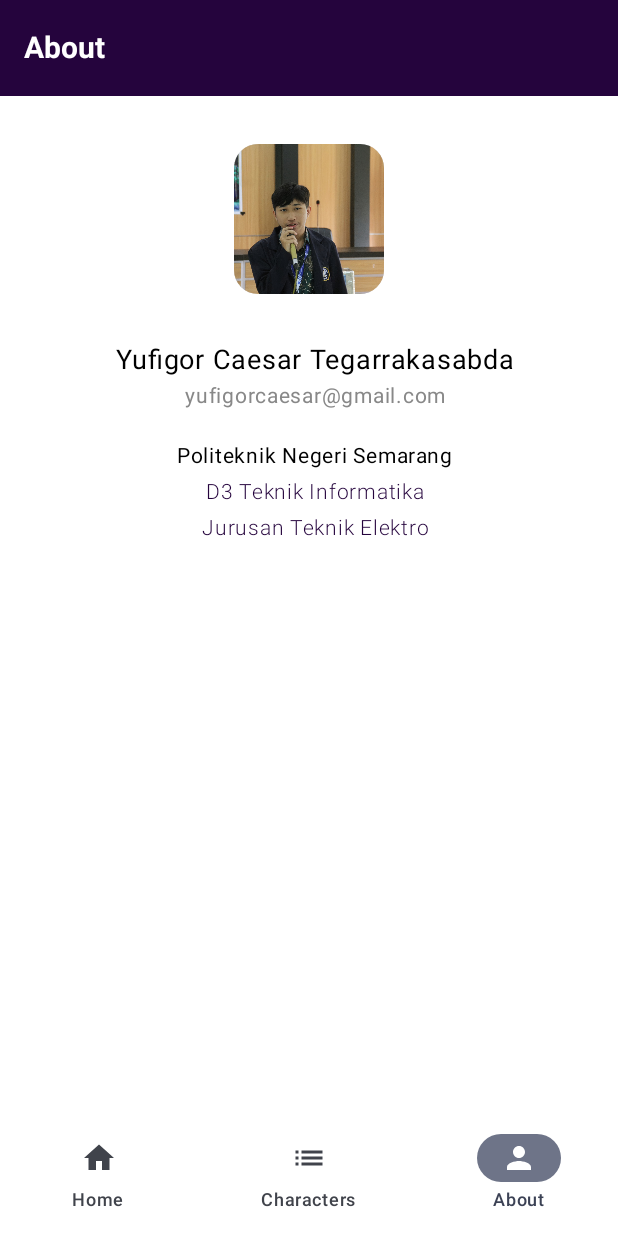
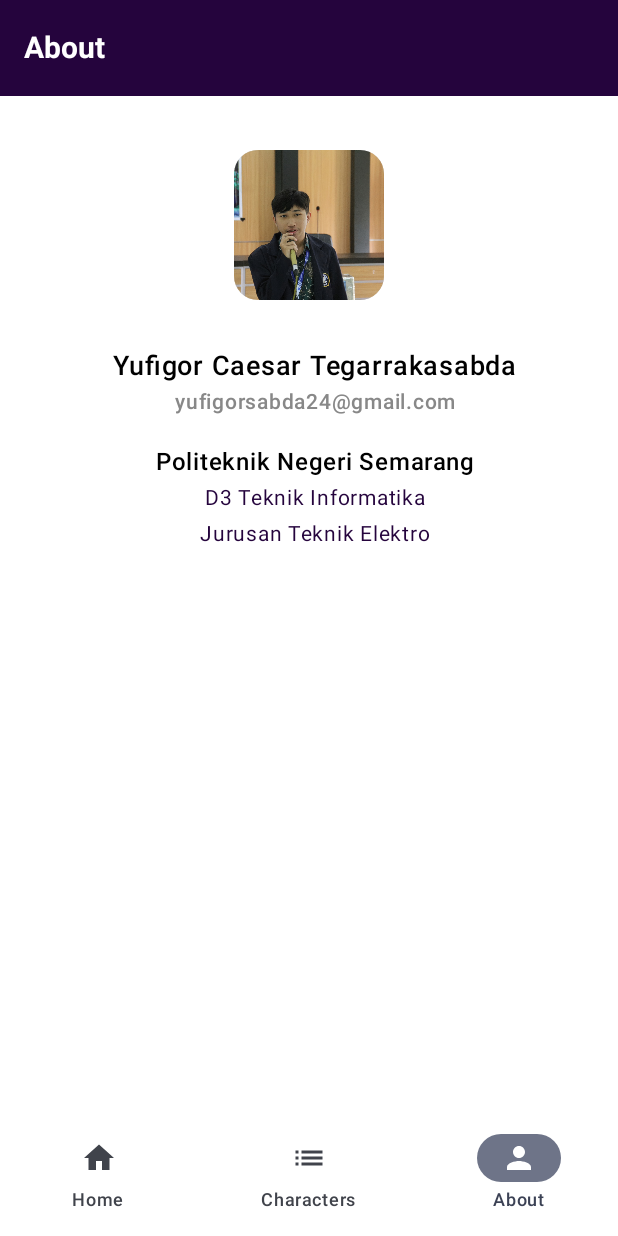
Before and after one commit to YufigorSabda/AnimeList, an Android app built with Jetpack Compose: the screen it shows after launch (MainActivity), item 3 of the bottom bar chosen, on a phone screen of 412 x 824 dp. Run offline under Robolectric (Android 15) with nearby library versions, the phone set to English and light mode, and no system bars.

```diff
--- a/app/src/main/java/com/example/tugasfigor/ui/pages/AboutPage.kt
+++ b/app/src/main/java/com/example/tugasfigor/ui/pages/AboutPage.kt
@@ -31,7 +31,7 @@ fun AboutPage(modifier: Modifier = Modifier) {
         modifier = modifier
             .fillMaxSize()
             .background(Color.White)
-            .padding(16.dp)
+            .padding(20.dp)
             .verticalScroll(scrollState),
         horizontalAlignment = Alignment.CenterHorizontally
     ) {
@@ -42,7 +42,7 @@ fun AboutPage(modifier: Modifier = Modifier) {
             verticalAlignment = Alignment.CenterVertically,
             horizontalArrangement = Arrangement.Center
         ) {
-            BoxImage(R.drawable.profile, "Foto Profil", size = 200.dp)
+            BoxImage(R.drawable.profile, "Foto Profil", size = 400.dp)
         }
 
         Spacer(modifier = Modifier.height(16.dp))
@@ -54,27 +54,31 @@ fun AboutPage(modifier: Modifier = Modifier) {
         ) {
             CustomText(
                 text = "Yufigor Caesar Tegarrakasabda",
-                fontSize = 18.sp
+                fontSize = 18.sp,
+                fontWeight = FontWeight.SemiBold
             )
             CustomText(
-                text = "yufigorcaesar@gmail.com",
+                text = "yufigorsabda24@gmail.com",
                 color = Color.Gray,
-                fontWeight = FontWeight.Normal
+                fontWeight = FontWeight.SemiBold
             )
             Spacer(modifier = Modifier.height(16.dp))
             CustomText(
                 text = "Politeknik Negeri Semarang",
-                color = Color.Black
+                fontSize = 16.sp,
+                color = Color.Black,
+                fontWeight = FontWeight.SemiBold
+
             )
             CustomText(
                 text = "D3 Teknik Informatika",
                 color = Color(0xFF25043d),
-                fontWeight = FontWeight.Light
+                fontWeight = FontWeight.Normal
             )
             CustomText(
                 text = "Jurusan Teknik Elektro",
                 color = Color(0xFF25043d),
-                fontWeight = FontWeight.Light
+                fontWeight = FontWeight.Normal
             )
         }
     }
```
